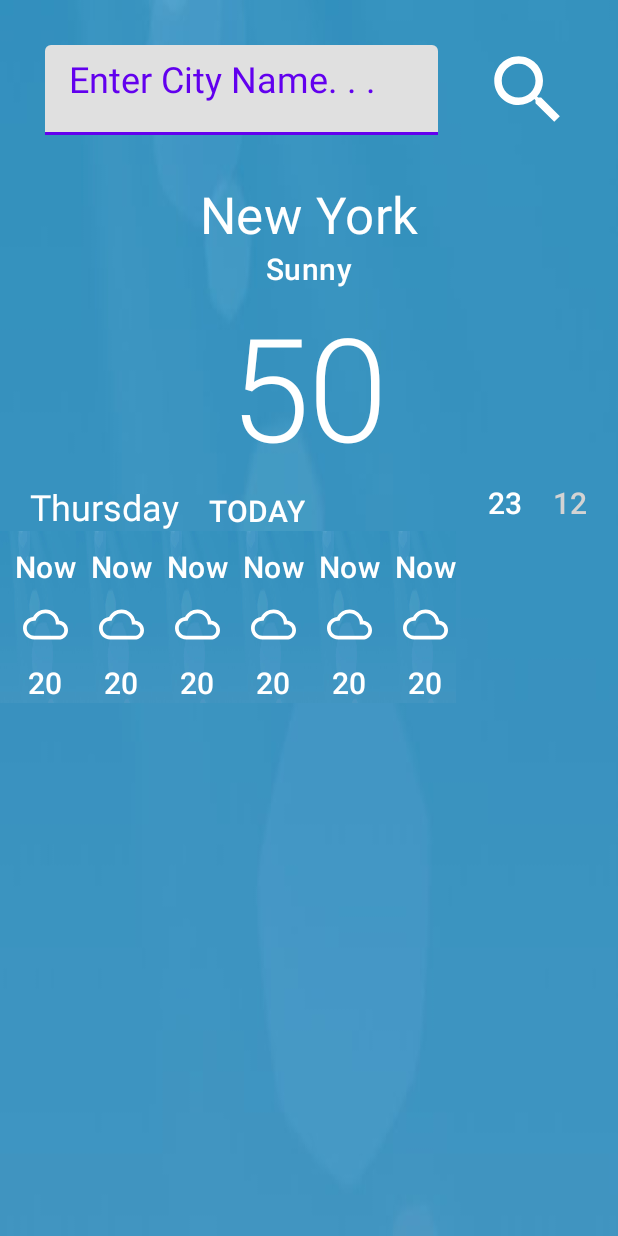
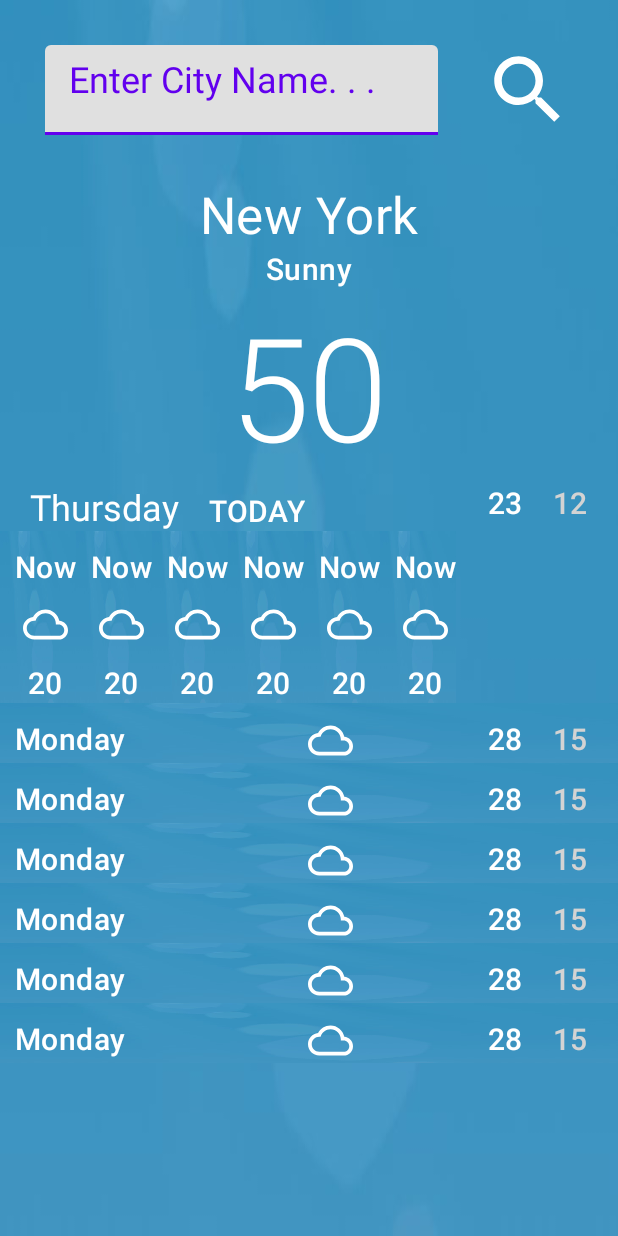
Before and after one commit to jaysonMallari2580/WeatherForecastApp, an Android app: the layout main_fragment.xml on its own in the app's theme, with its tools: preview values and no code run, on a phone screen of 412 x 824 dp. Run offline under Robolectric (Android 15) with nearby library versions, the phone set to English and light mode, and no system bars; network calls fail.

Commit message:
weather forecase hourly and daily kotlin rx

```diff
--- a/app/src/main/java/com/example/weatherapp/data/models/Forecast/ForecastResponseListDTO.kt
+++ b/app/src/main/java/com/example/weatherapp/data/models/Forecast/ForecastResponseListDTO.kt
@@ -5,6 +5,9 @@ import com.google.gson.annotations.SerializedName
 data class ForecastResponseListDTO (
 
     @SerializedName("hourly")
-    val hourlyList : List<HourlyDTO>
+    val hourlyList : List<HourlyDTO>,
+
+    @SerializedName("daily")
+    val dailyList : List<DailyDTO>
 
 )
--- /dev/null
+++ b/app/src/main/res/layout/daily_weather_item.xml
@@ -0,0 +1,61 @@
+<?xml version="1.0" encoding="utf-8"?>
+<androidx.constraintlayout.widget.ConstraintLayout xmlns:android="http://schemas.android.com/apk/res/android"
+    xmlns:app="http://schemas.android.com/apk/res-auto"
+    xmlns:tools="http://schemas.android.com/tools"
+    android:layout_width="match_parent"
+    android:layout_height="wrap_content"
+    android:background="@drawable/_5_252076_background_image_for_weather_app">
+
+    <com.google.android.material.textview.MaterialTextView
+        android:id="@+id/day_name_tv"
+        android:layout_width="wrap_content"
+        android:layout_height="wrap_content"
+        android:paddingLeft="@dimen/padding_daily"
+        android:paddingTop="@dimen/padding_daily"
+        android:paddingRight="@dimen/padding_daily"
+        android:textAppearance="@style/TextAppearance.MaterialComponents.Headline6"
+        android:textColor="@color/white"
+        app:layout_constraintStart_toStartOf="parent"
+        app:layout_constraintTop_toTopOf="parent"
+        tools:text="Monday" />
+
+
+    <com.google.android.material.imageview.ShapeableImageView
+        android:id="@+id/icon_daily_iv"
+        android:layout_width="@dimen/icon_weather_size"
+        android:layout_height="@dimen/icon_weather_size"
+        android:layout_marginTop="@dimen/margin_daily_item"
+        android:src="@drawable/ic_baseline_cloud_queue_24"
+        app:layout_constraintEnd_toStartOf="@+id/daily_max_tv"
+        android:layout_marginRight="@dimen/icon_daily_margin_right"
+        app:layout_constraintTop_toTopOf="parent" />
+
+    <com.google.android.material.textview.MaterialTextView
+        android:id="@+id/daily_max_tv"
+        android:layout_width="wrap_content"
+        android:layout_height="wrap_content"
+        android:layout_marginRight="@dimen/margin_daily_item"
+        android:paddingLeft="@dimen/padding_daily"
+        android:paddingTop="@dimen/padding_daily"
+        android:paddingRight="@dimen/padding_daily"
+        android:textAppearance="@style/TextAppearance.MaterialComponents.Headline6"
+        android:textColor="@color/white"
+        app:layout_constraintEnd_toStartOf="@id/daily_min_tv"
+        app:layout_constraintTop_toTopOf="parent"
+        tools:text="28" />
+
+    <com.google.android.material.textview.MaterialTextView
+        android:id="@+id/daily_min_tv"
+        android:layout_width="wrap_content"
+        android:layout_height="wrap_content"
+        android:layout_marginRight="@dimen/margin_daily_item"
+        android:paddingTop="@dimen/padding_daily"
+        android:paddingRight="@dimen/padding_daily"
+        android:textAppearance="@style/TextAppearance.MaterialComponents.Headline6"
+        android:textColor="@color/gray"
+        app:layout_constraintEnd_toEndOf="parent"
+        app:layout_constraintTop_toTopOf="parent"
+
+        tools:text="15" />
+
+</androidx.constraintlayout.widget.ConstraintLayout>
--- a/app/src/main/res/layout/hourly_weather_item.xml
+++ b/app/src/main/res/layout/hourly_weather_item.xml
@@ -19,8 +19,8 @@
 
     <com.google.android.material.imageview.ShapeableImageView
         android:id="@+id/hour_icon_iv"
-        android:layout_width="30dp"
-        android:layout_height="30dp"
+        android:layout_width="@dimen/icon_weather_size"
+        android:layout_height="@dimen/icon_weather_size"
         android:src="@drawable/ic_baseline_cloud_queue_24"
         app:layout_constraintTop_toBottomOf="@id/hour_name_tv"
         app:layout_constraintStart_toStartOf="@id/hour_name_tv"
--- a/app/src/main/res/layout/main_fragment.xml
+++ b/app/src/main/res/layout/main_fragment.xml
@@ -123,5 +123,17 @@
         tools:listitem="@layout/hourly_weather_item"
         tools:itemCount="10"/>
 
+    <androidx.recyclerview.widget.RecyclerView
+        android:id="@+id/daily_weather_recyclerview"
+        android:layout_width="0dp"
+        android:layout_height="wrap_content"
+        android:orientation="vertical"
+        app:layoutManager="androidx.recyclerview.widget.LinearLayoutManager"
+        app:layout_constraintStart_toStartOf="parent"
+        app:layout_constraintTop_toBottomOf="@id/hourly_weather_recyclerview"
+        app:layout_constraintEnd_toEndOf="parent"
+        tools:listitem="@layout/daily_weather_item"
+        tools:itemCount="6"/>
+
 
 </androidx.constraintlayout.widget.ConstraintLayout>
--- a/app/src/main/res/values/dimens.xml
+++ b/app/src/main/res/values/dimens.xml
@@ -6,4 +6,8 @@
     <dimen name="margin_left_weather_fragment">20dp</dimen>
     <dimen name="margin_right_weather_fragment">20dp</dimen>
     <dimen name="hourly_margin">10dp</dimen>
+    <dimen name="padding_daily">10dp</dimen>
+    <dimen name="icon_weather_size">30dp</dimen>
+    <dimen name="margin_daily_item">10dp</dimen>
+    <dimen name="icon_daily_margin_right">80dp</dimen>
 </resources>
```
Also changed, not shown: app/src/main/java/com/example/weatherapp/ForeCastViewModel.kt (+6 -2 lines), app/src/main/java/com/example/weatherapp/MainFragment.kt (+13 -9 lines), app/src/main/java/com/example/weatherapp/adapter/DailyForecastAdapter.kt (added, +79 -0 lines), app/src/main/java/com/example/weatherapp/adapter/HourlyForecastAdapter.kt (+16 -16 lines), app/src/main/java/com/example/weatherapp/data/models/Forecast/DailyDTO.kt (added, +15 -0 lines), app/src/main/java/com/example/weatherapp/data/models/Forecast/TempDailyDTO.kt (added, +16 -0 lines), app/src/main/java/com/example/weatherapp/data/models/Forecast/WeatherDailyDTO.kt (added, +9 -0 lines).
